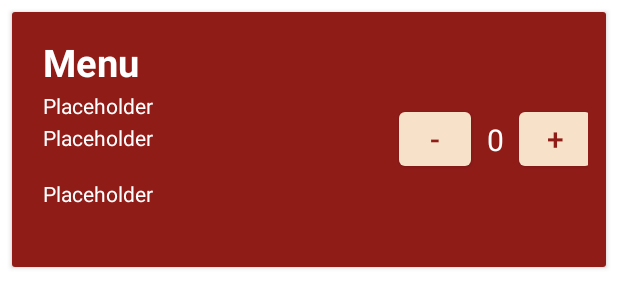
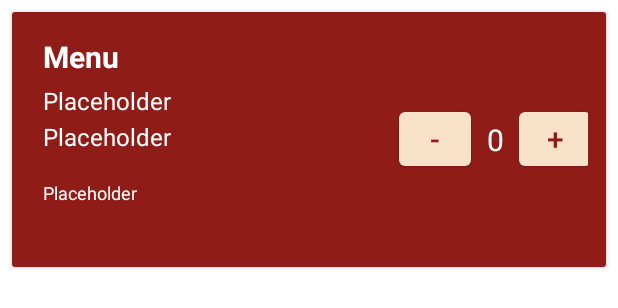
Before and after one commit to IloveNooodles/Majika, an Android app: the layout list_menu.xml on its own in the app's theme, with its tools: preview values and no code run, on a phone screen of 412 x 824 dp. Shown: the top 308 px of the screen. Run offline under Robolectric (Android 15) with nearby library versions, the phone set to English and light mode, and no system bars.

Commit message:
feat: updated menu ui

```diff
--- a/app/src/main/java/com/dba/majika/adapters/MenuItemAdapter.kt
+++ b/app/src/main/java/com/dba/majika/adapters/MenuItemAdapter.kt
@@ -24,8 +24,8 @@ class MenuItemAdapter (): RecyclerView.Adapter<RecyclerView.ViewHolder>(){
                 currentItem = item
 
                 menuItemName.text = item.name
-                menuItemPrice.text = item.price.toString()
-                menuItemSold.text = item.sold.toString()
+                menuItemPrice.text = "Rp." + item.price.toString()
+                menuItemSold.text = "Sold: " + item.sold.toString()
                 menuItemDescription.text = item.desc
             }
         }
--- a/app/src/main/res/layout/list_menu.xml
+++ b/app/src/main/res/layout/list_menu.xml
@@ -24,10 +24,10 @@
             <TextView
                 android:id="@+id/menu_item_name"
                 android:layout_width="match_parent"
-                android:layout_height="wrap_content"
+                android:layout_height="30dp"
                 android:layout_marginLeft="6dp"
                 android:textColor="@color/white"
-                android:textSize="25sp"
+                android:textSize="20sp"
                 android:textStyle="bold"
                 tools:text="@string/title_menu" />
 
@@ -37,6 +37,7 @@
                 android:layout_height="wrap_content"
                 android:layout_marginLeft="6dp"
                 android:layout_marginTop="2dp"
+                android:textSize="16sp"
                 android:textColor="@color/white"
                 tools:text="@string/placeholder" />
 
@@ -46,6 +47,7 @@
                 android:layout_height="wrap_content"
                 android:layout_marginLeft="6dp"
                 android:layout_marginTop="2dp"
+                android:textSize="16sp"
                 android:textColor="@color/white"
                 tools:text="@string/placeholder" />
 
@@ -55,6 +57,7 @@
                 android:layout_height="wrap_content"
                 android:layout_marginLeft="6dp"
                 android:layout_marginTop="18dp"
+                android:textSize="12sp"
                 android:textColor="@color/white"
                 tools:text="@string/placeholder" />
 
--- a/app/src/main/res/layout/list_menu_header.xml
+++ b/app/src/main/res/layout/list_menu_header.xml
@@ -3,11 +3,12 @@
     xmlns:tools="http://schemas.android.com/tools"
     android:layout_width="match_parent"
     android:paddingLeft = "16dp"
-    android:layout_height="wrap_content">
+    android:layout_height="48dp">
 
     <TextView
         android:id="@+id/menu_item_title_id"
         android:layout_width="wrap_content"
         android:layout_height="wrap_content"
+        android:textSize="24sp"
         android:text="@string/placeholder" />
 </LinearLayout>
```
